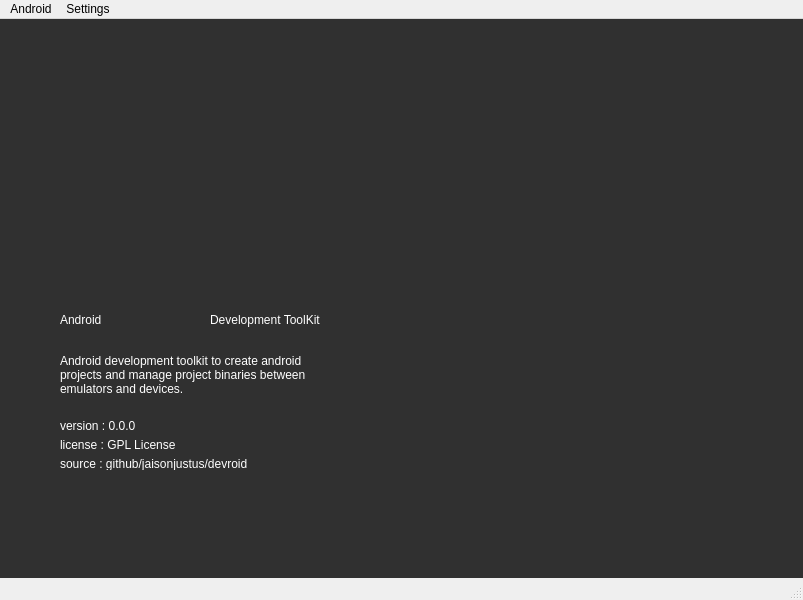
jaisonjustus/Devroid, file qt ui/MainWindow.ui: the form before one commit.
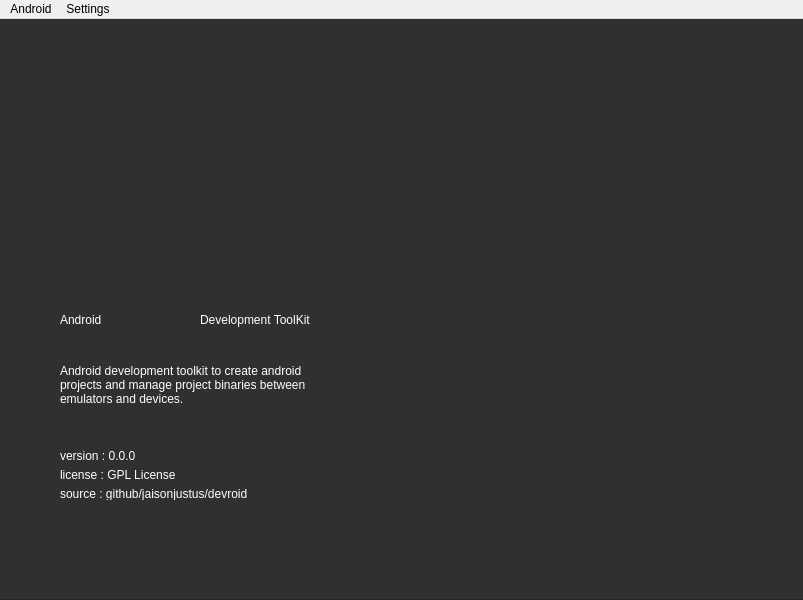
The form after the commit. Icons and pictures are not drawn.

```diff
--- a/qt ui/MainWindow.ui
+++ b/qt ui/MainWindow.ui
@@ -59,9 +59,9 @@
     <widget class="QLabel" name="label">
      <property name="geometry">
       <rect>
-       <x>220</x>
+       <x>210</x>
        <y>310</y>
-       <width>131</width>
+       <width>111</width>
        <height>41</height>
       </rect>
      </property>
@@ -97,7 +97,7 @@
      <property name="geometry">
       <rect>
        <x>70</x>
-       <y>430</y>
+       <y>460</y>
        <width>271</width>
        <height>51</height>
       </rect>
@@ -148,7 +148,7 @@
      <property name="geometry">
       <rect>
        <x>70</x>
-       <y>350</y>
+       <y>360</y>
        <width>261</width>
        <height>71</height>
       </rect>
@@ -234,8 +234,7 @@
    <addaction name="menuTools"/>
    <addaction name="menuSettings"/>
   </widget>
-  <widget class="QStatusBar" name="statusbar"/>
-  <action name="actionNewProject">
+  <action name="action_create_new_project">
    <property name="text">
     <string>New Project</string>
    </property>
```
Left out of the diff: 24 changed lines with no effect on the pictures.
